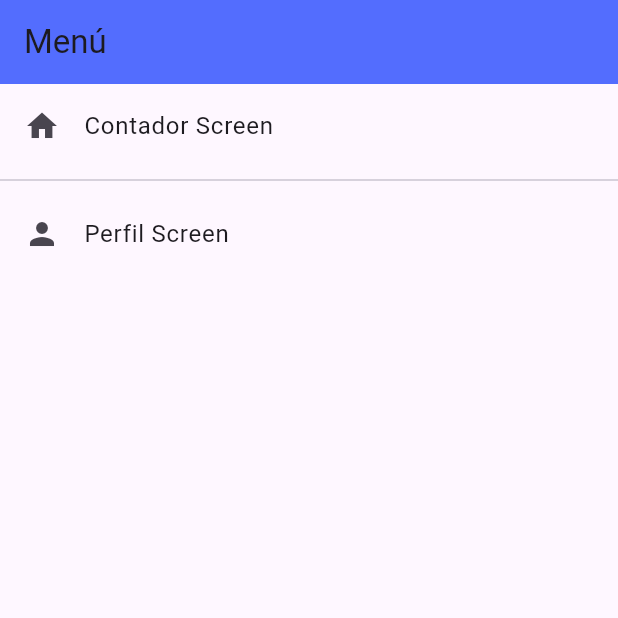
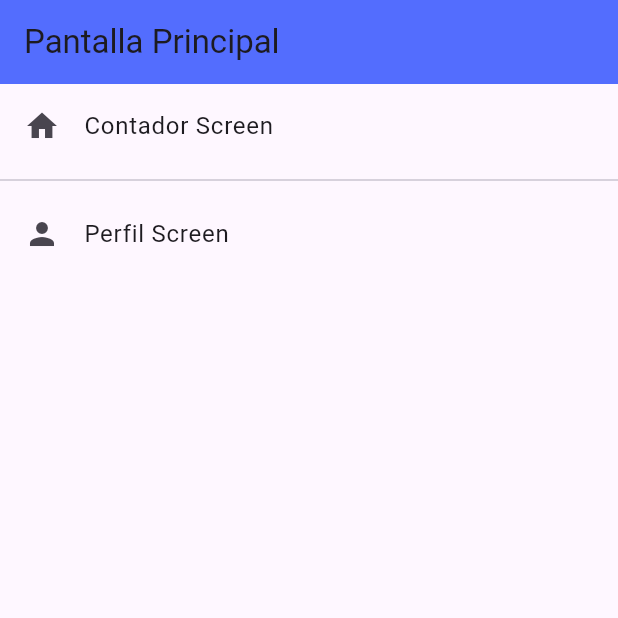
Before and after one commit to Ginosaurio04/flutter_application_gino, a Flutter app: the screen it shows after launch, on a phone screen of 412 x 824 dp, the top half of it. Run offline on Flutter 3.47's test engine with Material 3 defaults, Android fonts, the phone set to English and light mode, and no system bars.

Commit message:
ajuste del main, home y contador

```diff
--- a/lib/main.dart
+++ b/lib/main.dart
@@ -9,7 +9,7 @@ class MyApp extends StatelessWidget {
   @override
   Widget build(BuildContext context) {
     return MaterialApp(
-      title: 'Componentes',
+      title: 'App_Gino',
       debugShowCheckedModeBanner: false,
       initialRoute: AppRoutes.initialRoute,
       routes: AppRoutes.getAppRoutes(),
--- a/lib/screens/home_screen.dart
+++ b/lib/screens/home_screen.dart
@@ -11,7 +11,10 @@ class HomeScreen extends StatelessWidget {
     final options = AppRoutes.menuOptions;
 
     return Scaffold(
-      appBar: AppBar(backgroundColor: Colors.indigoAccent, title: Text(title)),
+      appBar: AppBar(
+        backgroundColor: Colors.indigoAccent,
+        title: Text('Pantalla Principal'),
+      ),
       body: ListView.separated(
         itemCount: options.length,
         separatorBuilder: (_, __) => const Divider(),
```
Also changed, not shown: lib/screens/contador_screen.dart (+26 -5 lines).
